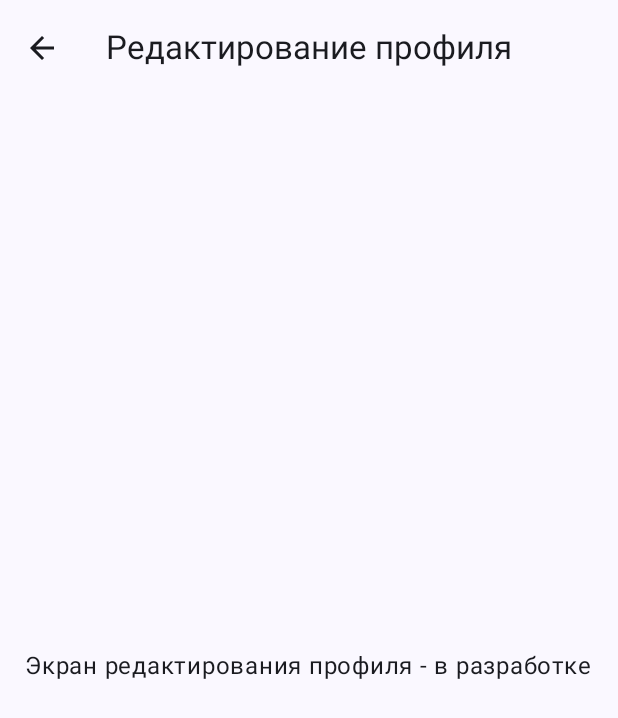
After one commit to alsmr12/event_social_platform, an Android app built with Jetpack Compose: the composable EditProfileScreen shown on its own in the app's theme, on a phone screen of 412 x 824 dp. The commit adds this screen. Shown: the top 718 px of the screen. Run offline under Robolectric (Android 15) with nearby library versions, the phone set to English and light mode, and no system bars.

Commit message:
small changes for inscriptions

```diff
--- a/SocialEvent/app/src/main/java/com/ark/socialevent/ui/screens/friends/FriendsScreen.kt
+++ b/SocialEvent/app/src/main/java/com/ark/socialevent/ui/screens/friends/FriendsScreen.kt
@@ -22,6 +22,6 @@ fun FriendsScreen() {
         Spacer(modifier = Modifier.height(16.dp))
 
         // TODO: Добавить список друзей, заявки в друзья
-        Text("Здесь будет список ваших друзей")
+        Text("Здесь х друзmz")
     }
 }
--- /dev/null
+++ b/SocialEvent/app/src/main/java/com/ark/socialevent/ui/screens/profile/EditProfileScreen.kt
@@ -0,0 +1,39 @@
+// app/src/main/java/com/ark/socialevent/ui/screens/profile/EditProfileScreen.kt
+package com.ark.socialevent.ui.screens.profile
+
+import androidx.compose.foundation.layout.*
+import androidx.compose.material.icons.Icons
+import androidx.compose.material.icons.filled.ArrowBack
+import androidx.compose.material3.*
+import androidx.compose.runtime.Composable
+import androidx.compose.ui.Modifier
+import androidx.compose.ui.unit.dp
+
+@OptIn(ExperimentalMaterial3Api::class)
+@Composable
+fun EditProfileScreen(
+    onBack: () -> Unit,
+    onSave: () -> Unit
+) {
+    Scaffold(
+        topBar = {
+            CenterAlignedTopAppBar(
+                title = { Text("Редактирование профиля") },
+                navigationIcon = {
+                    IconButton(onClick = onBack) {
+                        Icon(Icons.Default.ArrowBack, contentDescription = "Назад")
+                    }
+                }
+            )
+        }
+    ) { paddingValues ->
+        Box(
+            modifier = Modifier
+                .fillMaxSize()
+                .padding(paddingValues),
+            contentAlignment = androidx.compose.ui.Alignment.Center
+        ) {
+            Text("Экран редактирования профиля - в разработке")
+        }
+    }
+}
--- a/SocialEvent/app/src/main/java/com/ark/socialevent/ui/screens/subscriptions/SubscriptionsScreen.kt
+++ b/SocialEvent/app/src/main/java/com/ark/socialevent/ui/screens/subscriptions/SubscriptionsScreen.kt
@@ -22,6 +22,6 @@ fun SubscriptionsScreen() {
         Spacer(modifier = Modifier.height(16.dp))
 
         // TODO: Добавить список подписок на события и пользователей
-        Text("Здесь будут ваши подписки")
+        Text("Здесь  подписки")
     }
 }
```
